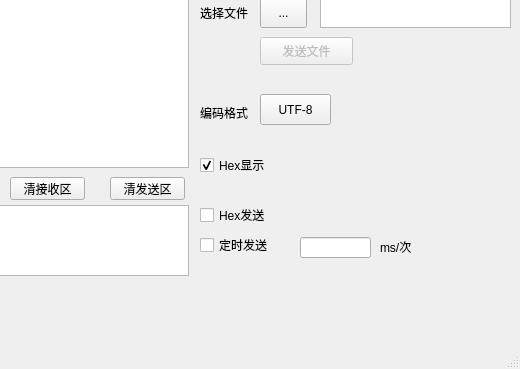
Qt form ser_prj/untitled.ui (getBossMuchMoney/pyqt_serialTool) before a commit; both pictures show x 640 to 1160 and y 343 to 712 of the 1160 by 712 pixel window.
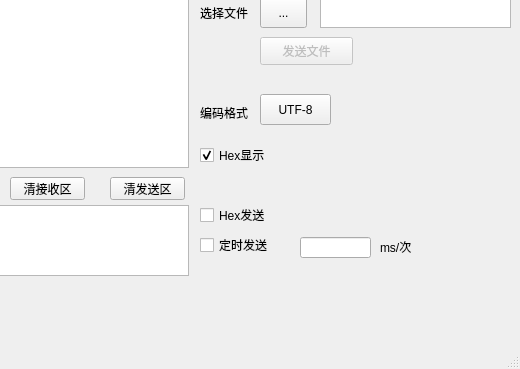
The same form after that commit.

The edit to the form file:
```diff
--- a/ser_prj/untitled.ui
+++ b/ser_prj/untitled.ui
@@ -158,7 +158,7 @@
     <property name="geometry">
      <rect>
       <x>840</x>
-      <y>500</y>
+      <y>490</y>
       <width>81</width>
       <height>16</height>
      </rect>
```
Left out of the diff: 2 changed lines with no effect on the pictures.
